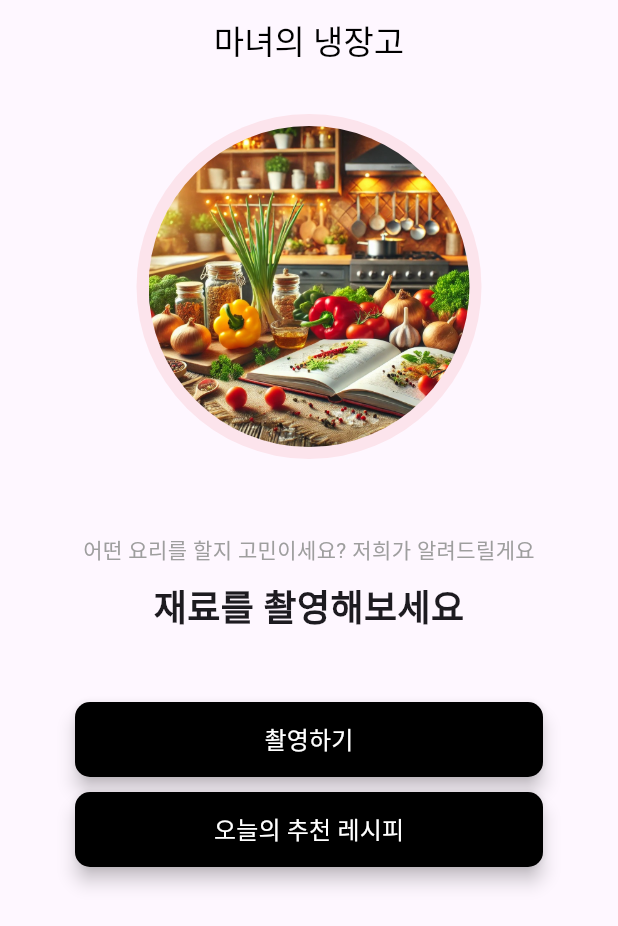
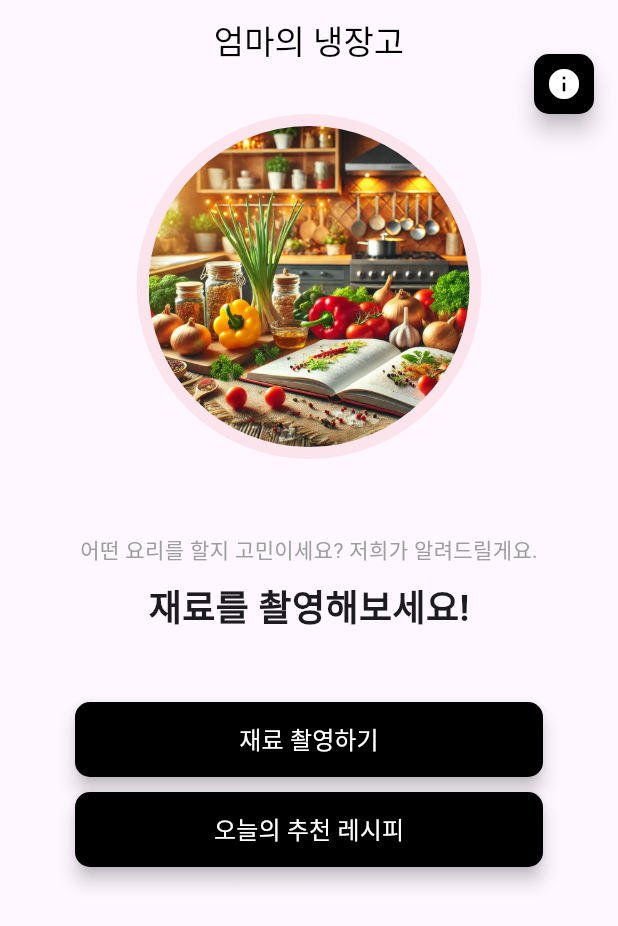
Before and after one commit to mi-ci/vgt, a Flutter app: the screen it shows after launch, on a phone screen of 412 x 824 dp. Shown: the top 926 px of the screen. Run offline on Flutter 3.47's test engine with Material 3 defaults, Android fonts, the phone set to English and light mode, and no system bars; our stand-ins replace animate_do, auto_size_text, carousel_slider, flutter_spinkit, google_mobile_ads, image_picker and 1 more; network calls fail.

Commit message:
최종수정

```diff
--- a/lib/camerapage.dart
+++ b/lib/camerapage.dart
@@ -100,7 +100,7 @@ class CameraPageState extends State<CameraPage> {
                           delay: Duration(milliseconds: 800),
                           duration: Duration(milliseconds: 1000),
                           child: Text(
-                            '$food가 인식되었네요!',
+                            '$food가 있으시네요!',
                             style: TextStyle(color: Colors.grey),
                           ),
                         ),
@@ -110,7 +110,7 @@ class CameraPageState extends State<CameraPage> {
                           delay: Duration(milliseconds: 800),
                           duration: Duration(milliseconds: 1000),
                           child: Text(
-                            '재료가 인식되지 않았네요!',
+                            '확인된 재료가 없으신것 같아요..',
                             style: TextStyle(color: Colors.grey),
                           ),
                         ),
--- a/lib/main.dart
+++ b/lib/main.dart
@@ -9,6 +9,7 @@ import 'package:http/http.dart' as http;
 import 'camerapage.dart';
 import 'package:google_mobile_ads/google_mobile_ads.dart';
 import 'dart:convert';
+import 'info_page.dart'; // InfoPage를 import 합니다.
 
 void main() {
   WidgetsFlutterBinding.ensureInitialized();
@@ -128,7 +129,7 @@ class _SendMoneyState extends State<HomePage> {
         elevation: 0,
         centerTitle: true,
         title: Text(
-          '마녀의 냉장고',
+          '엄마의 냉장고',
           style: TextStyle(color: Colors.black),
         ),
       ),
@@ -168,7 +169,7 @@ class _SendMoneyState extends State<HomePage> {
                     delay: Duration(milliseconds: 500),
                     duration: Duration(milliseconds: 1000),
                     child: Text(
-                      "어떤 요리를 할지 고민이세요? 저희가 알려드릴게요",
+                      "어떤 요리를 할지 고민이세요? 저희가 알려드릴게요.",
                       style: TextStyle(color: Colors.grey),
                     ),
                   ),
@@ -180,8 +181,9 @@ class _SendMoneyState extends State<HomePage> {
                     delay: Duration(milliseconds: 800),
                     duration: Duration(milliseconds: 1000),
                     child: Text(
-                      '재료를 촬영해보세요',
-                      style: TextStyle(fontSize: 24, fontWeight: FontWeight.bold),
+                      '재료를 촬영해보세요!',
+                      style:
+                          TextStyle(fontSize: 24, fontWeight: FontWeight.bold),
                     ),
                   ),
                   SizedBox(
@@ -200,14 +202,14 @@ class _SendMoneyState extends State<HomePage> {
                           minWidth: double.infinity,
                           height: 50,
                           child: Text(
-                            "촬영하기",
+                            "재료 촬영하기",
                             style: TextStyle(color: Colors.white, fontSize: 16),
                           ),
                         ),
                       ),
                     ),
                   ),
-                  SizedBox(height: 10.0), // 여기에 SizedBox를 추가하여 위젯 사이에 간격을 줍니다.
+                  SizedBox(height: 10.0),
                   FadeInUp(
                     duration: Duration(milliseconds: 1000),
                     child: Padding(
@@ -220,7 +222,8 @@ class _SendMoneyState extends State<HomePage> {
                           onPressed: () {
                             Navigator.push(
                               context,
-                              MaterialPageRoute(builder: (context) => RecipeRandomizer()),
+                              MaterialPageRoute(
+                                  builder: (context) => RecipeRandomizer()),
                             );
                           },
                           minWidth: double.infinity,
@@ -248,6 +251,22 @@ class _SendMoneyState extends State<HomePage> {
             ),
         ],
       ),
+      floatingActionButton: FloatingActionButton.small(
+        onPressed: () {
+          // Navigate to InfoPage
+          Navigator.push(
+            context,
+            MaterialPageRoute(builder: (context) => InfoPage()),
+          );
+        },
+        child: Icon(Icons.info),
+        shape: RoundedRectangleBorder(
+          borderRadius: BorderRadius.circular(10),
+        ),
+        foregroundColor: Colors.white,
+        backgroundColor: Colors.black,
+      ),
+      floatingActionButtonLocation: FloatingActionButtonLocation.miniEndTop,
     );
   }
 }
```
Also changed, not shown: lib/info_page.dart (added, +72 -0 lines), 1 other file.
